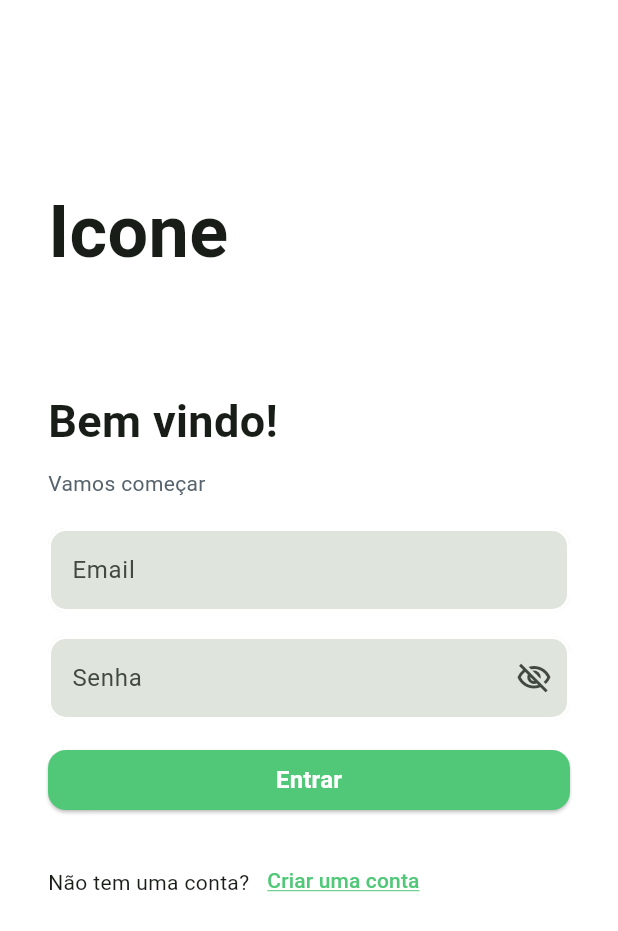
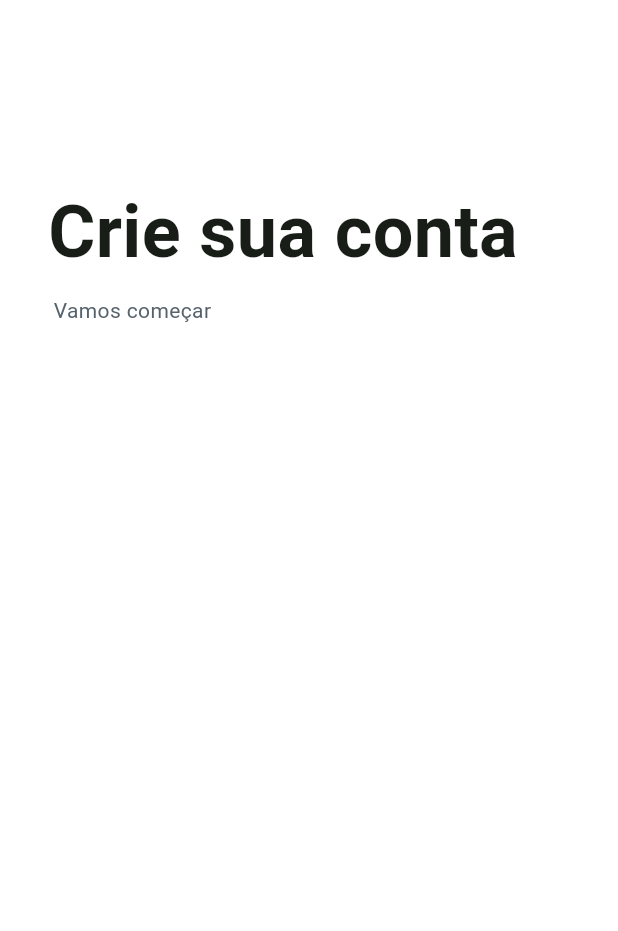
Before and after one commit to LuizVieira11/carona-solidaria, a Flutter app: the screen it shows after launch, after a tap on "Criar uma conta", on a phone screen of 412 x 824 dp. Shown: the top 931 px of the screen. Run offline on Flutter 3.47's test engine with Material 3 defaults, Android fonts, the light colour scheme and no system bars.

Commit message:
Criando página de cadastro

```diff
--- a/lib/main.dart
+++ b/lib/main.dart
@@ -1,3 +1,5 @@
+import 'package:carona_solidaria/pages/sign_up_page.dart';
+
 import 'pages/login_page.dart';
 import 'utils/colors.dart';
 import 'package:flutter/material.dart';
@@ -27,6 +29,7 @@ class MainApp extends StatelessWidget {
         navigatorKey: navigatorKey,
         routes: <String, Widget Function(BuildContext)>{
           '/': (context) => const Loginpage(),
+          '/signup_page': (context) => const SignUpPage(),
         },
       ),
     );
--- a/lib/pages/login_page.dart
+++ b/lib/pages/login_page.dart
@@ -12,7 +12,7 @@ class Loginpage extends StatefulWidget {
 
 class _LoginpageState extends State<Loginpage> {
   final _formKey = GlobalKey<FormState>();
-  bool viewPasswordText = true;
+  bool viewPasswordText = false;
   String email = '';
   String password = '';
 
@@ -51,7 +51,7 @@ class _LoginpageState extends State<Loginpage> {
                 const Text(
                   'Vamos começar',
                   style: TextStyle(
-                    color: Color.fromARGB(255, 87, 99, 108),
+                    color: secondLayerText,
                   ),
                 ),
                 Padding(
@@ -74,45 +74,15 @@ class _LoginpageState extends State<Loginpage> {
                 Padding(
                   padding: const EdgeInsets.fromLTRB(0, 8, 0, 16),
                   child: TextFormField(
-                    decoration: InputDecoration(
-                      suffixIcon: (viewPasswordText)
-                          ? IconButton(
-                              icon: const Icon(Icons.visibility_off_outlined),
-                              onPressed: () {
-                                setState(() {
-                                  viewPasswordText = !viewPasswordText;
-                                });
-                              })
-                          : IconButton(
-                              icon: const Icon(Icons.remove_red_eye_outlined),
-                              onPressed: () {
-                                setState(() {
-                                  viewPasswordText = !viewPasswordText;
-                                });
-                              }),
-                      labelText: 'Senha',
-                      floatingLabelStyle: const TextStyle(color: Colors.black),
-                      filled: true,
-                      fillColor: Colors.grey[275],
-                      focusedBorder: OutlineInputBorder(
-                        borderRadius: BorderRadius.circular(12),
-                        borderSide: const BorderSide(color: green, width: 2.0),
-                      ),
-                      enabledBorder: OutlineInputBorder(
-                        borderRadius: BorderRadius.circular(12),
-                        borderSide:
-                            const BorderSide(color: Colors.white, width: 2.0),
-                      ),
-                      errorBorder: OutlineInputBorder(
-                        borderRadius: BorderRadius.circular(12),
-                        borderSide:
-                            const BorderSide(color: Colors.red, width: 2.0),
-                      ),
-                      focusedErrorBorder: OutlineInputBorder(
-                        borderRadius: BorderRadius.circular(12),
-                        borderSide:
-                            const BorderSide(color: Colors.red, width: 2.0),
-                      ),
+                    decoration: textFieldDecoration(
+                      label: 'Senha',
+                      isPassword: true,
+                      isPasswordVisible: viewPasswordText,
+                      togglePasswordVisibility: () {
+                        setState(() {
+                          viewPasswordText = !viewPasswordText;
+                        });
+                      },
                     ),
                     validator: (value) {
                       if (value == null) {
@@ -127,7 +97,7 @@ class _LoginpageState extends State<Loginpage> {
                       }
                     },
                     onChanged: (value) => password = value,
-                    obscureText: viewPasswordText,
+                    obscureText: !viewPasswordText,
                     maxLines: 1,
                   ),
                 ),
@@ -160,9 +130,11 @@ class _LoginpageState extends State<Loginpage> {
                   child: Row(
                     mainAxisAlignment: MainAxisAlignment.start,
                     children: [
-                      const Text('Não tem uma conta?'),
+                      const Text(' Não tem uma conta?'),
                       TextButton(
-                        onPressed: () {},
+                        onPressed: () {
+                          Navigator.pushNamed(context, '/signup_page');
+                        },
                         child: const Text(
                           'Criar uma conta',
                           style: TextStyle(
--- /dev/null
+++ b/lib/pages/sign_up_page.dart
@@ -0,0 +1,53 @@
+import 'package:carona_solidaria/utils/colors.dart';
+import 'package:flutter/material.dart';
+
+class SignUpPage extends StatefulWidget {
+  const SignUpPage({super.key});
+
+  @override
+  State<SignUpPage> createState() => _SignUpPageState();
+}
+
+class _SignUpPageState extends State<SignUpPage> {
+  final _formKey = GlobalKey<FormState>();
+
+  @override
+  Widget build(BuildContext context) {
+    return Scaffold(
+      backgroundColor: Colors.white,
+      body: SingleChildScrollView(
+        child: Padding(
+          padding: EdgeInsets.fromLTRB(32, 50, 32, 50),
+          child: Form(
+            key: _formKey,
+            child: Column(
+              crossAxisAlignment: CrossAxisAlignment.start,
+              mainAxisAlignment: MainAxisAlignment.center,
+              mainAxisSize: MainAxisSize.max,
+              children: [
+                const Padding(
+                  padding: EdgeInsets.fromLTRB(0, 70, 0, 8),
+                  child: Text(
+                    'Crie sua conta',
+                    style: TextStyle(
+                      fontSize: 48,
+                      fontWeight: FontWeight.bold,
+                    ),
+                    textAlign: TextAlign.start,
+                  ),
+                ),
+                const Text(
+                  ' Vamos começar',
+                  style: TextStyle(
+                    color: secondLayerText,
+                  ),
+                ),
+                //TODO: TextFormFields
+              ],
+            ),
+          ),
+        ),
+      ),
+    );
+  }
+}
--- a/lib/utils/colors.dart
+++ b/lib/utils/colors.dart
@@ -1,3 +1,4 @@
 import 'package:flutter/material.dart';
 
 const Color green = Color.fromARGB(255, 80, 200, 120);
+const Color secondLayerText = Color.fromARGB(255, 87, 99, 108);
--- a/lib/utils/styles.dart
+++ b/lib/utils/styles.dart
@@ -11,11 +11,24 @@ ButtonStyle buttonStyle() {
   );
 }
 
-InputDecoration textFieldDecoration({required String label}) {
+InputDecoration textFieldDecoration({
+  required String label,
+  bool isPassword = false,
+  bool isPasswordVisible = false,
+  VoidCallback? togglePasswordVisibility,
+}) {
   return InputDecoration(
     labelText: label,
     floatingLabelStyle: const TextStyle(color: Colors.black),
     filled: true,
+    suffixIcon: isPassword
+        ? IconButton(
+            icon: Icon(isPasswordVisible
+                ? Icons.visibility_off_outlined
+                : Icons.remove_red_eye_outlined),
+            onPressed: togglePasswordVisibility,
+          )
+        : null,
     fillColor: Colors.grey[275],
     focusedBorder: OutlineInputBorder(
       borderRadius: BorderRadius.circular(12),
```
